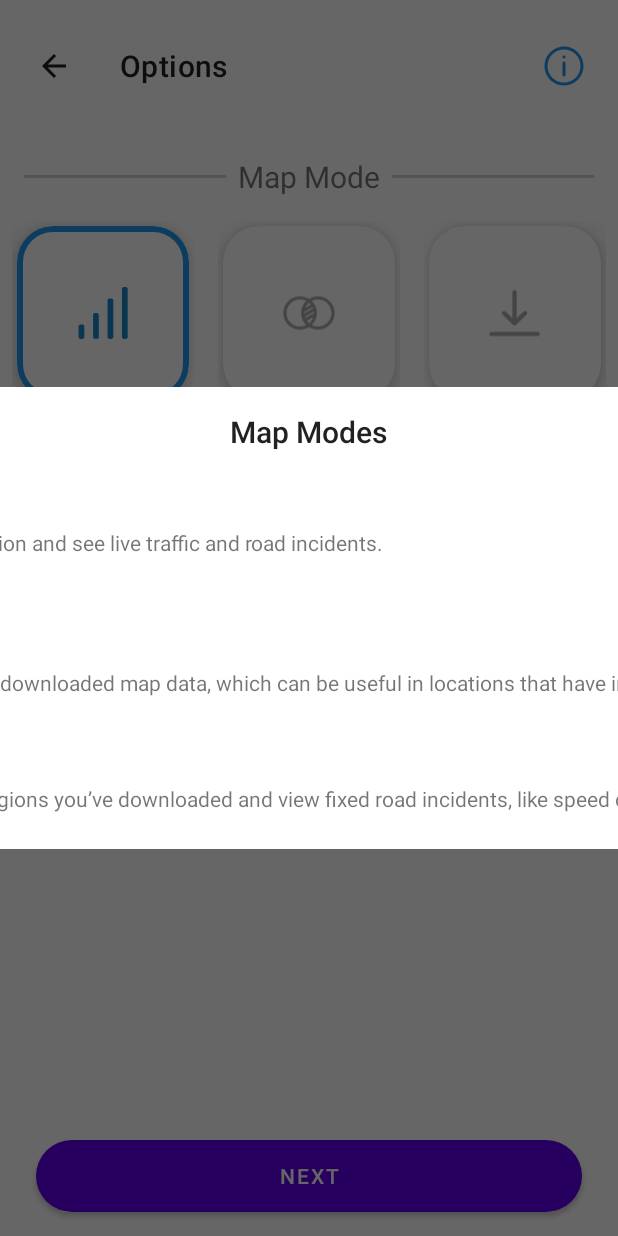
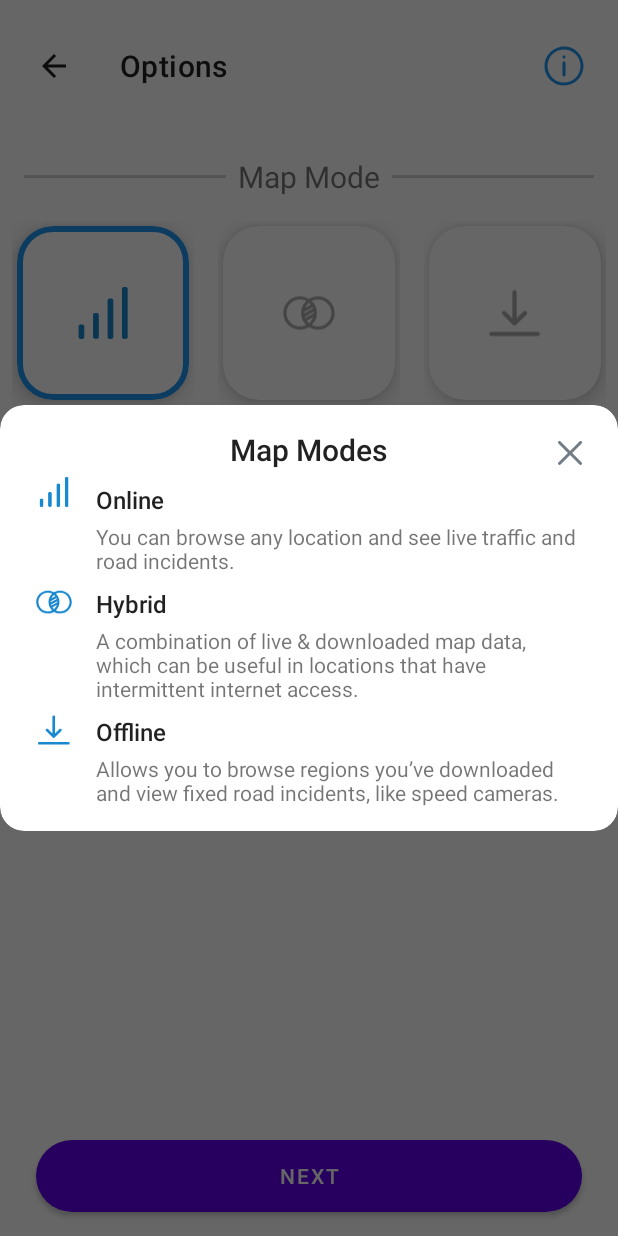
Before and after one commit to tomtom-international/tomtom-navigation-android-examples, an Android app: the MapModeSelectionActivity screen opened directly, with no data from a screen before it, after a tap on "Info", on a phone screen of 412 x 824 dp. Run offline under Robolectric (Android 15) with nearby library versions, the phone set to English and light mode, and no system bars; Roboto replaces fonts that are not available here.

Commit message:
Fix for info dialog view

```diff
--- a/app/src/main/java/com/tomtom/sdk/examples/usecase/MapModeSelectionActivity.kt
+++ b/app/src/main/java/com/tomtom/sdk/examples/usecase/MapModeSelectionActivity.kt
@@ -25,7 +25,6 @@ class MapModeSelectionActivity : AppCompatActivity() {
 
     companion object {
         private const val STROKE_WIDTH = 4
-        private const val DIALOG_WIDTH = 1300
     }
 
     override fun onCreate(savedInstanceState: Bundle?) {
@@ -132,14 +131,6 @@ class MapModeSelectionActivity : AppCompatActivity() {
                     dialog.dismiss()
                 }
 
-                dialog.setOnShowListener {
-                    val dialogWindow = dialog.window
-                    val layoutParams = WindowManager.LayoutParams()
-                    layoutParams.copyFrom(dialogWindow?.attributes)
-                    layoutParams.width = DIALOG_WIDTH
-                    layoutParams.height = WindowManager.LayoutParams.WRAP_CONTENT
-                    dialogWindow?.attributes = layoutParams
-                }
                 dialog.show()
                 true
             }
--- a/app/src/main/res/layout/dialog_info_map_mode.xml
+++ b/app/src/main/res/layout/dialog_info_map_mode.xml
@@ -1,16 +1,17 @@
 <?xml version="1.0" encoding="utf-8"?>
-<LinearLayout xmlns:android="http://schemas.android.com/apk/res/android"
+<RelativeLayout xmlns:android="http://schemas.android.com/apk/res/android"
     xmlns:app="http://schemas.android.com/apk/res-auto"
     xmlns:tools="http://schemas.android.com/tools"
     android:layout_width="match_parent"
     android:layout_height="match_parent"
     android:orientation="vertical"
-    android:padding="8dp">
+    android:padding="@dimen/half_padding">
 
     <androidx.constraintlayout.widget.ConstraintLayout
+        android:id="@+id/title_layout"
         android:layout_width="match_parent"
         android:layout_height="wrap_content"
-        android:layout_marginTop="8dp">
+        android:layout_marginTop="@dimen/half_padding">
 
         <TextView
             style="@style/TextAppearance.AppCompat.Title"
@@ -24,7 +25,7 @@
             android:id="@+id/bt_close"
             android:layout_width="wrap_content"
             android:layout_height="wrap_content"
-            android:layout_marginEnd="8dp"
+            android:layout_marginEnd="@dimen/half_padding"
             android:background="@android:color/transparent"
             android:src="@drawable/ic_cancel"
             app:layout_constraintEnd_toEndOf="parent"
@@ -33,92 +34,61 @@
     </androidx.constraintlayout.widget.ConstraintLayout>
 
     <LinearLayout
+        android:id="@+id/online_layout"
         android:layout_width="wrap_content"
         android:layout_height="wrap_content"
+        android:layout_below="@id/title_layout"
         android:orientation="horizontal"
-        android:padding="16dp">
+        android:paddingHorizontal="@dimen/full_padding"
+        android:paddingBottom="@dimen/half_padding">
 
         <ImageView
             android:layout_width="0dp"
             android:layout_height="20dp"
             android:layout_weight="1"
+            android:paddingEnd="@dimen/full_padding"
             android:src="@drawable/ic_online"
-            tools:ignore="ContentDescription,RtlSymmetry"
-            android:paddingEnd="16dp"/>
+            tools:ignore="ContentDescription,RtlSymmetry" />
 
         <LinearLayout
             android:layout_width="0dp"
             android:layout_height="wrap_content"
             android:layout_weight="8"
             android:orientation="vertical"
-            android:paddingTop="4dp">
+            android:paddingTop="@dimen/quarter_padding">
+
+            <TextView
+                style="@style/TextAppearance.AppCompat.Title"
+                android:layout_width="match_parent"
+                android:layout_height="wrap_content"
+                android:paddingBottom="@dimen/quarter_padding"
+                android:text="@string/online"
+                android:textSize="16sp" />
 
             <TextView
                 android:layout_width="match_parent"
                 android:layout_height="wrap_content"
-                style="@style/TextAppearance.AppCompat.Title"
-                android:textSize="16sp"
-                android:text="@string/online"
-                android:paddingBottom="4dp"/>
-
-            <TextView
-                android:layout_width="match_parent"
-                android:layout_height="wrap_content"
-                android:text="@string/online_description"/>
+                android:text="@string/online_description" />
         </LinearLayout>
 
     </LinearLayout>
 
     <LinearLayout
+        android:id="@+id/hybrid_layout"
         android:layout_width="wrap_content"
         android:layout_height="wrap_content"
+        android:layout_below="@id/online_layout"
         android:orientation="horizontal"
-        android:padding="16dp">
-
-        <ImageView
-            android:layout_width="0dp"
-            android:layout_height="48dp"
-            android:layout_weight="1"
-            android:src="@drawable/ic_hybrid"
-            tools:ignore="ContentDescription,RtlSymmetry"
-            android:paddingEnd="16dp"/>
-
-        <LinearLayout
-            android:layout_width="0dp"
-            android:layout_height="wrap_content"
-            android:layout_weight="8"
-            android:orientation="vertical"
-            android:paddingTop="16dp">
-
-            <TextView
-                android:layout_width="match_parent"
-                android:layout_height="wrap_content"
-                style="@style/TextAppearance.AppCompat.Title"
-                android:textSize="16sp"
-                android:text="@string/hybrid"
-                android:paddingBottom="4dp"/>
-
-            <TextView
-                android:layout_width="match_parent"
-                android:layout_height="wrap_content"
-                android:text="@string/hybrid_description"/>
-        </LinearLayout>
-
-    </LinearLayout>
-
-    <LinearLayout
-        android:layout_width="wrap_content"
-        android:layout_height="wrap_content"
-        android:orientation="horizontal"
-        android:padding="16dp">
+        android:paddingHorizontal="@dimen/full_padding"
+        android:paddingBottom="@dimen/half_padding">
 
         <ImageView
             android:layout_width="0dp"
             android:layout_height="20dp"
             android:layout_weight="1"
-            android:src="@drawable/ic_offline"
-            tools:ignore="ContentDescription,RtlSymmetry"
-            android:paddingEnd="16dp"/>
+            android:paddingEnd="@dimen/full_padding"
+            android:src="@drawable/ic_hybrid"
+            tools:ignore="ContentDescription,RtlSymmetry" />
 
         <LinearLayout
             android:layout_width="0dp"
@@ -127,19 +97,56 @@
             android:orientation="vertical">
 
             <TextView
+                style="@style/TextAppearance.AppCompat.Title"
                 android:layout_width="match_parent"
                 android:layout_height="wrap_content"
-                style="@style/TextAppearance.AppCompat.Title"
-                android:textSize="16sp"
-                android:text="@string/offline"
-                android:paddingBottom="4dp"/>
+                android:paddingBottom="@dimen/quarter_padding"
+                android:text="@string/hybrid"
+                android:textSize="16sp" />
 
             <TextView
                 android:layout_width="match_parent"
                 android:layout_height="wrap_content"
-                android:text="@string/offline_description"/>
+                android:text="@string/hybrid_description" />
         </LinearLayout>
 
     </LinearLayout>
 
-</LinearLayout>
+    <LinearLayout
+        android:id="@+id/offline_layout"
+        android:layout_width="wrap_content"
+        android:layout_height="wrap_content"
+        android:layout_below="@id/hybrid_layout"
+        android:orientation="horizontal"
+        android:paddingHorizontal="@dimen/full_padding"
+        android:paddingBottom="@dimen/half_padding">
+
+        <ImageView
+            android:layout_width="0dp"
+            android:layout_height="20dp"
+            android:layout_weight="1"
+            android:paddingEnd="@dimen/full_padding"
+            android:src="@drawable/ic_offline"
+            tools:ignore="ContentDescription,RtlSymmetry" />
+
+        <LinearLayout
+            android:layout_width="0dp"
+            android:layout_height="wrap_content"
+            android:layout_weight="8"
+            android:orientation="vertical">
+
+            <TextView
+                style="@style/TextAppearance.AppCompat.Title"
+                android:layout_width="match_parent"
+                android:layout_height="wrap_content"
+                android:paddingBottom="@dimen/quarter_padding"
+                android:text="@string/offline"
+                android:textSize="16sp" />
+
+            <TextView
+                android:layout_width="match_parent"
+                android:layout_height="wrap_content"
+                android:text="@string/offline_description" />
+        </LinearLayout>
+    </LinearLayout>
+</RelativeLayout>
```
